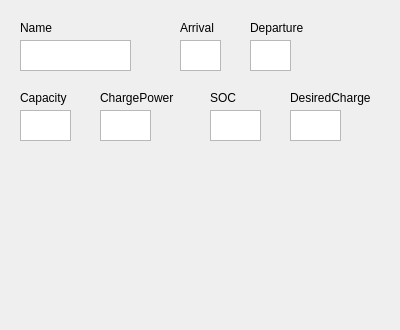
Qt form GUIs/QTDesigner/VehicleWidget.ui (GabrieleFederico/VehicleChargingSimulation) before a commit.
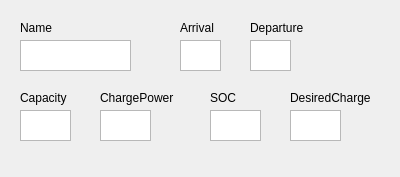
The same form after that commit.

```diff
--- a/GUIs/QTDesigner/VehicleWidget.ui
+++ b/GUIs/QTDesigner/VehicleWidget.ui
@@ -7,7 +7,7 @@
     <x>0</x>
     <y>0</y>
     <width>400</width>
-    <height>330</height>
+    <height>177</height>
    </rect>
   </property>
   <property name="windowTitle">
```
